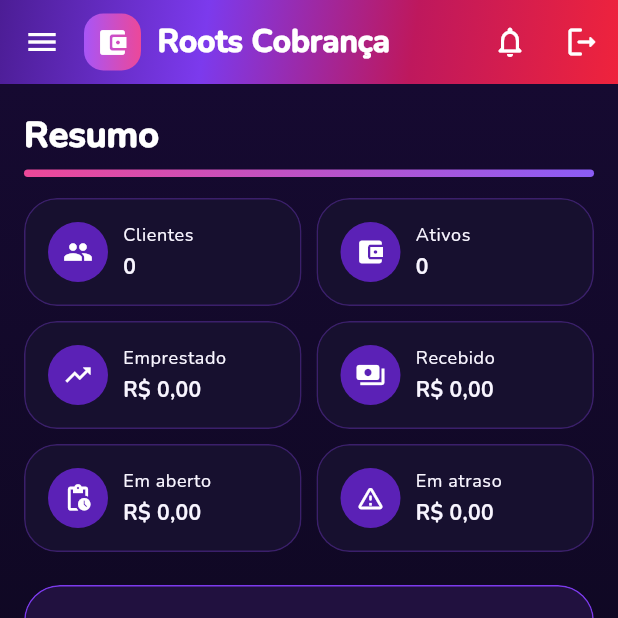
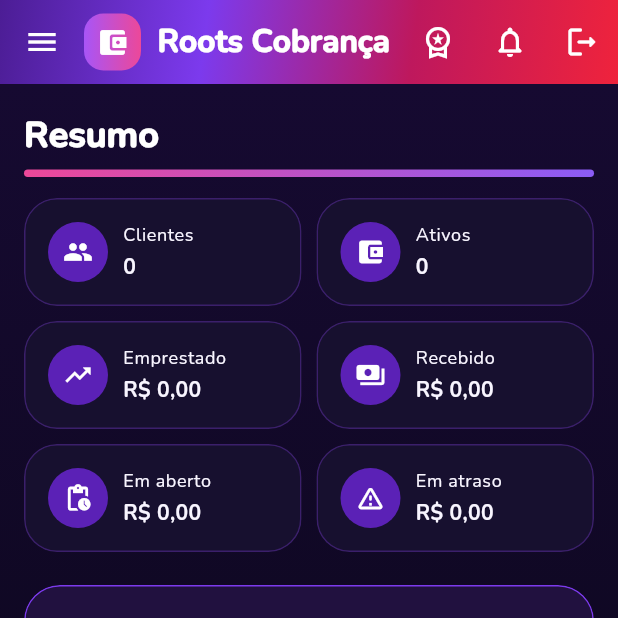
Before and after one commit to jurista711/Cobrapp12, a Flutter app: the screen it shows once a user with an empty profile is signed in, on a phone screen of 412 x 824 dp, the top half of it. Run offline on Flutter 3.47's test engine with Material 3 defaults, Android fonts, the phone set to English and light mode, and no system bars; our stand-ins replace image_picker, pdf, printing, share_plus, supabase_flutter; missing offline and left inert: excel, file_selector, purchases_flutter; accounts and stored records are empty; network calls fail.

Commit message:
Etapa 13: conecta Premium ao menu

```diff
--- a/lib/app_shell.dart
+++ b/lib/app_shell.dart
@@ -13,6 +13,7 @@
 import 'notifications_repository.dart';
 import 'payments_page.dart';
 import 'portfolio_page.dart';
+import 'premium_page.dart';
 import 'reports_page.dart';
 import 'routes_tags_page.dart';
 import 'support_help_page.dart';
@@ -111,6 +112,10 @@
         );
       case 15:
         return const SupportHelpPage();
+      case 16:
+        return auth.isCollaborator
+            ? denied('assinatura Premium')
+            : const PremiumPage();
       default:
         return const legacy.DashboardPage();
     }
@@ -178,87 +183,24 @@
           ),
         ),
         children: const [
-          NavigationDrawerDestination(
-            icon: Icon(Icons.dashboard_outlined),
-            selectedIcon: Icon(Icons.dashboard),
-            label: Text('Início'),
-          ),
-          NavigationDrawerDestination(
-            icon: Icon(Icons.people_outline),
-            selectedIcon: Icon(Icons.people),
-            label: Text('Clientes'),
-          ),
-          NavigationDrawerDestination(
-            icon: Icon(Icons.account_balance_wallet_outlined),
-            selectedIcon: Icon(Icons.account_balance_wallet),
-            label: Text('Empréstimos'),
-          ),
-          NavigationDrawerDestination(
-            icon: Icon(Icons.event_available_outlined),
-            selectedIcon: Icon(Icons.event_available),
-            label: Text('Cobranças'),
-          ),
-          NavigationDrawerDestination(
-            icon: Icon(Icons.money_off_outlined),
-            selectedIcon: Icon(Icons.money_off),
-            label: Text('Despesas'),
-          ),
+          NavigationDrawerDestination(icon: Icon(Icons.dashboard_outlined), selectedIcon: Icon(Icons.dashboard), label: Text('Início')),
+          NavigationDrawerDestination(icon: Icon(Icons.people_outline), selectedIcon: Icon(Icons.people), label: Text('Clientes')),
+          NavigationDrawerDestination(icon: Icon(Icons.account_balance_wallet_outlined), selectedIcon: Icon(Icons.account_balance_wallet), label: Text('Empréstimos')),
+          NavigationDrawerDestination(icon: Icon(Icons.event_available_outlined), selectedIcon: Icon(Icons.event_available), label: Text('Cobranças')),
+          NavigationDrawerDestination(icon: Icon(Icons.money_off_outlined), selectedIcon: Icon(Icons.money_off), label: Text('Despesas')),
           Divider(indent: 16, endIndent: 16),
-          NavigationDrawerDestination(
-            icon: Icon(Icons.payments_outlined),
-            selectedIcon: Icon(Icons.payments),
-            label: Text('Pagamentos'),
-          ),
-          NavigationDrawerDestination(
-            icon: Icon(Icons.receipt_long_outlined),
-            selectedIcon: Icon(Icons.receipt_long),
-            label: Text('Recibos'),
-          ),
-          NavigationDrawerDestination(
-            icon: Icon(Icons.route_outlined),
-            selectedIcon: Icon(Icons.route),
-            label: Text('Rotas'),
-          ),
-          NavigationDrawerDestination(
-            icon: Icon(Icons.analytics_outlined),
-            selectedIcon: Icon(Icons.analytics),
-            label: Text('Relatórios'),
-          ),
-          NavigationDrawerDestination(
-            icon: Icon(Icons.account_balance_outlined),
-            selectedIcon: Icon(Icons.account_balance),
-            label: Text('Gestão da Carteira'),
-          ),
-          NavigationDrawerDestination(
-            icon: Icon(Icons.calculate_outlined),
-            selectedIcon: Icon(Icons.calculate),
-            label: Text('Calculadora'),
-          ),
-          NavigationDrawerDestination(
-            icon: Icon(Icons.settings_outlined),
-            selectedIcon: Icon(Icons.settings),
-            label: Text('Configurações'),
-          ),
-          NavigationDrawerDestination(
-            icon: Icon(Icons.manage_accounts_outlined),
-            selectedIcon: Icon(Icons.manage_accounts),
-            label: Text('Colaboradores'),
-          ),
-          NavigationDrawerDestination(
-            icon: Icon(Icons.description_outlined),
-            selectedIcon: Icon(Icons.description),
-            label: Text('Documentos'),
-          ),
-          NavigationDrawerDestination(
-            icon: Icon(Icons.notifications_none_outlined),
-            selectedIcon: Icon(Icons.notifications),
-            label: Text('Notificações'),
-          ),
-          NavigationDrawerDestination(
-            icon: Icon(Icons.help_outline),
-            selectedIcon: Icon(Icons.help),
-            label: Text('Ajuda'),
-          ),
+          NavigationDrawerDestination(icon: Icon(Icons.payments_outlined), selectedIcon: Icon(Icons.payments), label: Text('Pagamentos')),
+          NavigationDrawerDestination(icon: Icon(Icons.receipt_long_outlined), selectedIcon: Icon(Icons.receipt_long), label: Text('Recibos')),
+          NavigationDrawerDestination(icon: Icon(Icons.route_outlined), selectedIcon: Icon(Icons.route), label: Text('Rotas')),
+          NavigationDrawerDestination(icon: Icon(Icons.analytics_outlined), selectedIcon: Icon(Icons.analytics), label: Text('Relatórios')),
+          NavigationDrawerDestination(icon: Icon(Icons.account_balance_outlined), selectedIcon: Icon(Icons.account_balance), label: Text('Gestão da Carteira')),
+          NavigationDrawerDestination(icon: Icon(Icons.calculate_outlined), selectedIcon: Icon(Icons.calculate), label: Text('Calculadora')),
+          NavigationDrawerDestination(icon: Icon(Icons.settings_outlined), selectedIcon: Icon(Icons.settings), label: Text('Configurações')),
+          NavigationDrawerDestination(icon: Icon(Icons.manage_accounts_outlined), selectedIcon: Icon(Icons.manage_accounts), label: Text('Colaboradores')),
+          NavigationDrawerDestination(icon: Icon(Icons.description_outlined), selectedIcon: Icon(Icons.description), label: Text('Documentos')),
+          NavigationDrawerDestination(icon: Icon(Icons.notifications_none_outlined), selectedIcon: Icon(Icons.notifications), label: Text('Notificações')),
+          NavigationDrawerDestination(icon: Icon(Icons.help_outline), selectedIcon: Icon(Icons.help), label: Text('Ajuda')),
+          NavigationDrawerDestination(icon: Icon(Icons.workspace_premium_outlined), selectedIcon: Icon(Icons.workspace_premium), label: Text('Premium')),
         ],
       ),
       appBar: AppBar(
@@ -271,12 +213,7 @@
             gradient: LinearGradient(
               begin: Alignment.topLeft,
               end: Alignment.bottomRight,
-              colors: [
-                Color(0xFF4C1D95),
-                Color(0xFF7C3AED),
-                Color(0xFFBE185D),
-                Color(0xFFEF233C),
-              ],
+              colors: [Color(0xFF4C1D95), Color(0xFF7C3AED), Color(0xFFBE185D), Color(0xFFEF233C)],
             ),
           ),
         ),
@@ -287,30 +224,22 @@
               height: 38,
               decoration: BoxDecoration(
                 borderRadius: BorderRadius.circular(13),
-                gradient: const LinearGradient(
-                  colors: [Color(0xFFA855F7), Color(0xFFEC4899)],
-                ),
+                gradient: const LinearGradient(colors: [Color(0xFFA855F7), Color(0xFFEC4899)]),
               ),
-              child: const Icon(
-                Icons.account_balance_wallet_rounded,
-                color: Colors.white,
-                size: 22,
-              ),
+              child: const Icon(Icons.account_balance_wallet_rounded, color: Colors.white, size: 22),
             ),
             const SizedBox(width: 11),
-            const Text(
-              'Roots Cobrança',
-              style: TextStyle(fontWeight: FontWeight.w900, fontSize: 21),
-            ),
+            const Text('Roots Cobrança', style: TextStyle(fontWeight: FontWeight.w900, fontSize: 21)),
           ],
         ),
         actions: [
+          IconButton(
+            tooltip: 'Premium',
+            onPressed: auth.isCollaborator ? null : () => setState(() => tab = 16),
+            icon: const Icon(Icons.workspace_premium_outlined),
+          ),
           notificationButton(),
-          IconButton(
-            tooltip: 'Sair',
-            onPressed: () => auth.signOut(),
-            icon: const Icon(Icons.logout_rounded),
-          ),
+          IconButton(tooltip: 'Sair', onPressed: () => auth.signOut(), icon: const Icon(Icons.logout_rounded)),
         ],
       ),
       body: SafeArea(child: page()),
@@ -320,35 +249,13 @@
         backgroundColor: const Color(0xFF120A2B),
         elevation: 12,
         indicatorColor: const Color(0xFF9D174D),
-        labelTextStyle: const WidgetStatePropertyAll(
-          TextStyle(fontWeight: FontWeight.w700),
-        ),
+        labelTextStyle: const WidgetStatePropertyAll(TextStyle(fontWeight: FontWeight.w700)),
         destinations: const [
-          NavigationDestination(
-            icon: Icon(Icons.dashboard_outlined),
-            selectedIcon: Icon(Icons.dashboard),
-            label: 'Início',
-          ),
-          NavigationDestination(
-            icon: Icon(Icons.people_outline),
-            selectedIcon: Icon(Icons.people),
-            label: 'Clientes',
-          ),
-          NavigationDestination(
-            icon: Icon(Icons.account_balance_wallet_outlined),
-            selectedIcon: Icon(Icons.account_balance_wallet),
-            label: 'Empréstimos',
-          ),
-          NavigationDestination(
-            icon: Icon(Icons.event_available_outlined),
-            selectedIcon: Icon(Icons.event_available),
-            label: 'Cobranças',
-          ),
-          NavigationDestination(
-            icon: Icon(Icons.money_off_outlined),
-            selectedIcon: Icon(Icons.money_off),
-            label: 'Despesas',
-          ),
+          NavigationDestination(icon: Icon(Icons.dashboard_outlined), selectedIcon: Icon(Icons.dashboard), label: 'Início'),
+          NavigationDestination(icon: Icon(Icons.people_outline), selectedIcon: Icon(Icons.people), label: 'Clientes'),
+          NavigationDestination(icon: Icon(Icons.account_balance_wallet_outlined), selectedIcon: Icon(Icons.account_balance_wallet), label: 'Empréstimos'),
+          NavigationDestination(icon: Icon(Icons.event_available_outlined), selectedIcon: Icon(Icons.event_available), label: 'Cobranças'),
+          NavigationDestination(icon: Icon(Icons.money_off_outlined), selectedIcon: Icon(Icons.money_off), label: 'Despesas'),
         ],
       ),
     );
```
